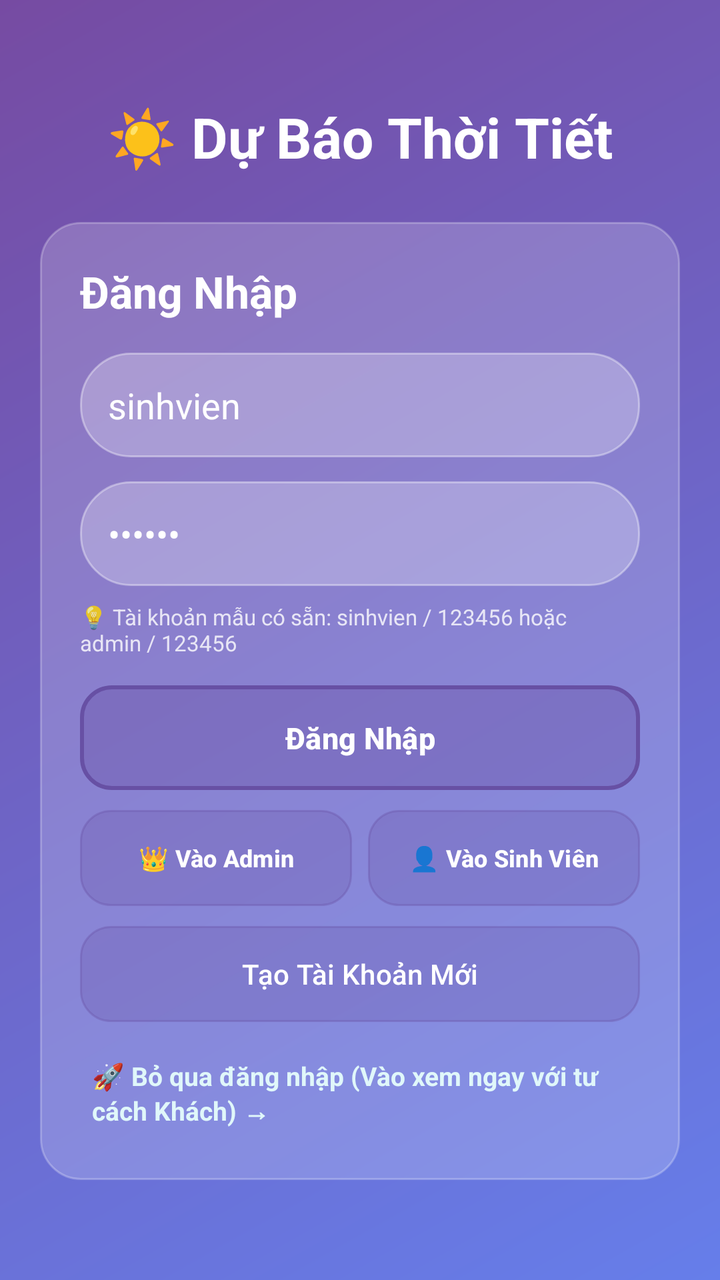
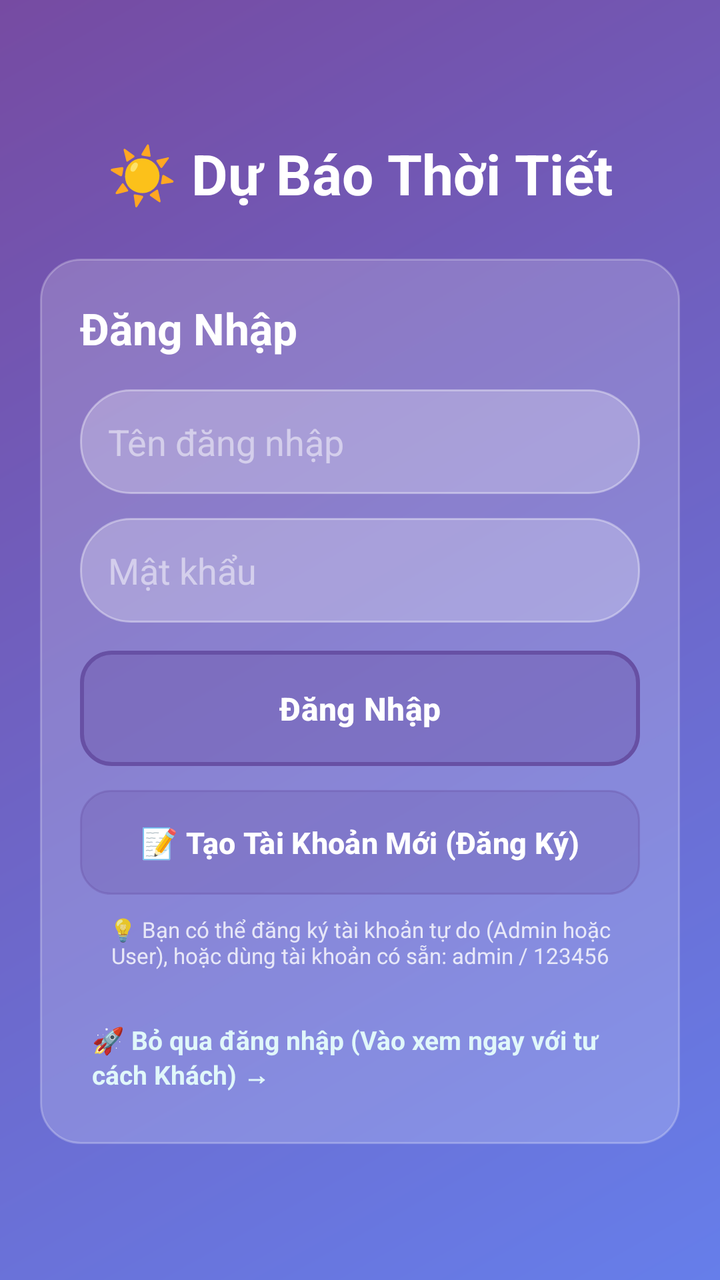

Screens rendered from an Android XML layout before and after an edit, with the pre-edit source and the edit as a unified diff.
<!-- AndroidManifest.xml: application theme Theme.DuBaoThoiTiet -->
<!-- res/layout/activity_login.xml -->
<?xml version="1.0" encoding="utf-8"?>
<LinearLayout xmlns:android="http://schemas.android.com/apk/res/android"
    android:layout_width="match_parent"
    android:layout_height="match_parent"
    android:orientation="vertical"
    android:background="@drawable/gradient_background"
    android:fitsSystemWindows="true"
    android:padding="20dp"
    android:gravity="center">

    
    <TextView
        android:layout_width="wrap_content"
        android:layout_height="wrap_content"
        android:text="☀️ Dự Báo Thời Tiết"
        android:textColor="@android:color/white"
        android:textSize="28sp"
        android:textStyle="bold"
        android:layout_marginBottom="24dp"/>

    
    <LinearLayout
        android:layout_width="match_parent"
        android:layout_height="wrap_content"
        android:orientation="vertical"
        android:background="@drawable/card_background"
        android:padding="20dp">

        <TextView
            android:layout_width="wrap_content"
            android:layout_height="wrap_content"
            android:text="Đăng Nhập"
            android:textColor="@android:color/white"
            android:textSize="22sp"
            android:textStyle="bold"
            android:layout_marginBottom="16dp"/>

        
        <EditText
            android:id="@+id/etUsername"
            android:layout_width="match_parent"
            android:layout_height="wrap_content"
            android:hint="Tên đăng nhập"
            android:text="sinhvien"
            android:textColorHint="#80FFFFFF"
            android:textColor="@android:color/white"
            android:background="@drawable/search_background"
            android:padding="14dp"
            android:inputType="text"
            android:layout_marginBottom="12dp"/>

        
        <EditText
            android:id="@+id/etPassword"
            android:layout_width="match_parent"
            android:layout_height="wrap_content"
            android:hint="Mật khẩu"
            android:text="123456"
            android:textColorHint="#80FFFFFF"
            android:textColor="@android:color/white"
            android:background="@drawable/search_background"
            android:padding="14dp"
            android:inputType="textPassword"
            android:layout_marginBottom="8dp"/>

        
        <TextView
            android:layout_width="wrap_content"
            android:layout_height="wrap_content"
            android:text="💡 Tài khoản mẫu có sẵn: sinhvien / 123456 hoặc admin / 123456"
            android:textColor="#CCFFFFFF"
            android:textSize="11sp"
            android:layout_marginBottom="14dp"/>

        
        <Button
            android:id="@+id/btnLogin"
            android:layout_width="match_parent"
            android:layout_height="wrap_content"
            android:text="Đăng Nhập"
            android:textColor="@android:color/white"
            android:textSize="15sp"
            android:textStyle="bold"
            android:background="@drawable/button_selected"
            android:padding="12dp"
            android:layout_marginBottom="10dp"/>

        
        <LinearLayout
            android:layout_width="match_parent"
            android:layout_height="wrap_content"
            android:orientation="horizontal"
            android:weightSum="2"
            android:layout_marginBottom="10dp">

            <Button
                android:id="@+id/btnQuickAdmin"
                android:layout_width="0dp"
                android:layout_height="wrap_content"
                android:layout_weight="1"
                android:text="👑 Vào Admin"
                android:textColor="@android:color/white"
                android:textSize="12sp"
                android:textStyle="bold"
                android:background="@drawable/button_normal"
                android:layout_marginEnd="4dp"
                android:padding="8dp"/>

            <Button
                android:id="@+id/btnQuickStudent"
                android:layout_width="0dp"
                android:layout_height="wrap_content"
                android:layout_weight="1"
                android:text="👤 Vào Sinh Viên"
                android:textColor="@android:color/white"
                android:textSize="12sp"
                android:textStyle="bold"
                android:background="@drawable/button_normal"
                android:layout_marginStart="4dp"
                android:padding="8dp"/>
        </LinearLayout>

        
        <Button
            android:id="@+id/btnRegister"
            android:layout_width="match_parent"
            android:layout_height="wrap_content"
            android:text="Tạo Tài Khoản Mới"
            android:textColor="@android:color/white"
            android:textSize="14sp"
            android:background="@drawable/button_normal"
            android:padding="10dp"/>

        
        <TextView
            android:id="@+id/tvSkipLogin"
            android:layout_width="wrap_content"
            android:layout_height="wrap_content"
            android:text="🚀 Bỏ qua đăng nhập (Vào xem ngay với tư cách Khách) →"
            android:textColor="#E0F7FA"
            android:textSize="13sp"
            android:textStyle="bold"
            android:layout_gravity="center"
            android:layout_marginTop="12dp"
            android:padding="6dp"
            android:clickable="true"
            android:focusable="true"/>
    </LinearLayout>
</LinearLayout>
<!-- resources referenced by this layout -->
<resources>
  <!-- drawable button_normal (drawable) -->
  <?xml version="1.0" encoding="utf-8"?>
  <shape xmlns:android="http://schemas.android.com/apk/res/android"
      android:shape="rectangle">
      <solid android:color="#40FFFFFF"/>
      <corners android:radius="15dp"/>
      <stroke
          android:width="1dp"
          android:color="#60FFFFFF"/>
  </shape>
  <!-- drawable button_selected (drawable) -->
  <?xml version="1.0" encoding="utf-8"?>
  <shape xmlns:android="http://schemas.android.com/apk/res/android"
      android:shape="rectangle">
      <solid android:color="#60FFFFFF"/>
      <corners android:radius="15dp"/>
      <stroke
          android:width="2dp"
          android:color="#FFFFFF"/>
  </shape>
  <!-- drawable card_background (drawable) -->
  <?xml version="1.0" encoding="utf-8"?>
  <shape xmlns:android="http://schemas.android.com/apk/res/android"
      android:shape="rectangle">
      <solid android:color="#30FFFFFF"/>
      <corners android:radius="20dp"/>
      <stroke
          android:width="1dp"
          android:color="#40FFFFFF"/>
  </shape>
  <!-- drawable gradient_background (drawable) -->
  <?xml version="1.0" encoding="utf-8"?>
  <shape xmlns:android="http://schemas.android.com/apk/res/android">
      <gradient
          android:angle="135"
          android:startColor="#667eea"
          android:endColor="#764ba2"
          android:type="linear"/>
  </shape>
  <!-- drawable search_background (drawable) -->
  <?xml version="1.0" encoding="utf-8"?>
  <shape xmlns:android="http://schemas.android.com/apk/res/android"
      android:shape="rectangle">
      <solid android:color="#40FFFFFF"/>
      <corners android:radius="25dp"/>
      <stroke
          android:width="1dp"
          android:color="#60FFFFFF"/>
  </shape>
  <style name="Theme.DuBaoThoiTiet" parent="Base.Theme.DuBaoThoiTiet" />
  <style name="Base.Theme.DuBaoThoiTiet" parent="Theme.Material3.DayNight.NoActionBar">
          <item name="android:fitsSystemWindows">true</item>
      </style>
</resources>

<!-- the commit's change to res/layout/activity_login.xml (unified diff, before → after) -->
@@ -41,7 +41,6 @@
             android:layout_width="match_parent"
             android:layout_height="wrap_content"
             android:hint="Tên đăng nhập"
-            android:text="sinhvien"
             android:textColorHint="#80FFFFFF"
             android:textColor="@android:color/white"
             android:background="@drawable/search_background"
@@ -55,21 +54,11 @@
             android:layout_width="match_parent"
             android:layout_height="wrap_content"
             android:hint="Mật khẩu"
-            android:text="123456"
             android:textColorHint="#80FFFFFF"
             android:textColor="@android:color/white"
             android:background="@drawable/search_background"
             android:padding="14dp"
             android:inputType="textPassword"
-            android:layout_marginBottom="8dp"/>
-
-        
-        <TextView
-            android:layout_width="wrap_content"
-            android:layout_height="wrap_content"
-            android:text="💡 Tài khoản mẫu có sẵn: sinhvien / 123456 hoặc admin / 123456"
-            android:textColor="#CCFFFFFF"
-            android:textSize="11sp"
             android:layout_marginBottom="14dp"/>
 
         
@@ -79,57 +68,37 @@
             android:layout_height="wrap_content"
             android:text="Đăng Nhập"
             android:textColor="@android:color/white"
-            android:textSize="15sp"
+            android:textSize="16sp"
             android:textStyle="bold"
             android:background="@drawable/button_selected"
-            android:padding="12dp"
-            android:layout_marginBottom="10dp"/>
-
-        
-        <LinearLayout
-            android:layout_width="match_parent"
-            android:layout_height="wrap_content"
-            android:orientation="horizontal"
-            android:weightSum="2"
-            android:layout_marginBottom="10dp">
-
-            <Button
-                android:id="@+id/btnQuickAdmin"
-                android:layout_width="0dp"
-                android:layout_height="wrap_content"
-                android:layout_weight="1"
-                android:text="👑 Vào Admin"
-                android:textColor="@android:color/white"
-                android:textSize="12sp"
-                android:textStyle="bold"
-                android:background="@drawable/button_normal"
-                android:layout_marginEnd="4dp"
-                android:padding="8dp"/>
-
-            <Button
-                android:id="@+id/btnQuickStudent"
-                android:layout_width="0dp"
-                android:layout_height="wrap_content"
-                android:layout_weight="1"
-                android:text="👤 Vào Sinh Viên"
-                android:textColor="@android:color/white"
-                android:textSize="12sp"
-                android:textStyle="bold"
-                android:background="@drawable/button_normal"
-                android:layout_marginStart="4dp"
-                android:padding="8dp"/>
-        </LinearLayout>
+            android:padding="14dp"
+            android:layout_marginBottom="12dp"/>
 
         
         <Button
             android:id="@+id/btnRegister"
             android:layout_width="match_parent"
             android:layout_height="wrap_content"
-            android:text="Tạo Tài Khoản Mới"
+            android:text="📝 Tạo Tài Khoản Mới (Đăng Ký)"
             android:textColor="@android:color/white"
-            android:textSize="14sp"
+            android:textSize="15sp"
+            android:textStyle="bold"
             android:background="@drawable/button_normal"
-            android:padding="10dp"/>
+            android:padding="12dp"
+            android:layout_marginBottom="10dp"/>
+
+        
+        <TextView
+            android:id="@+id/tvDemoHint"
+            android:layout_width="wrap_content"
+            android:layout_height="wrap_content"
+            android:text="💡 Bạn có thể đăng ký tài khoản tự do (Admin hoặc User), hoặc dùng tài khoản có sẵn: admin / 123456"
+            android:textColor="#CCFFFFFF"
+            android:textSize="11sp"
+            android:gravity="center"
+            android:layout_gravity="center"
+            android:layout_marginBottom="8dp"/>
+
 
         
         <TextView
